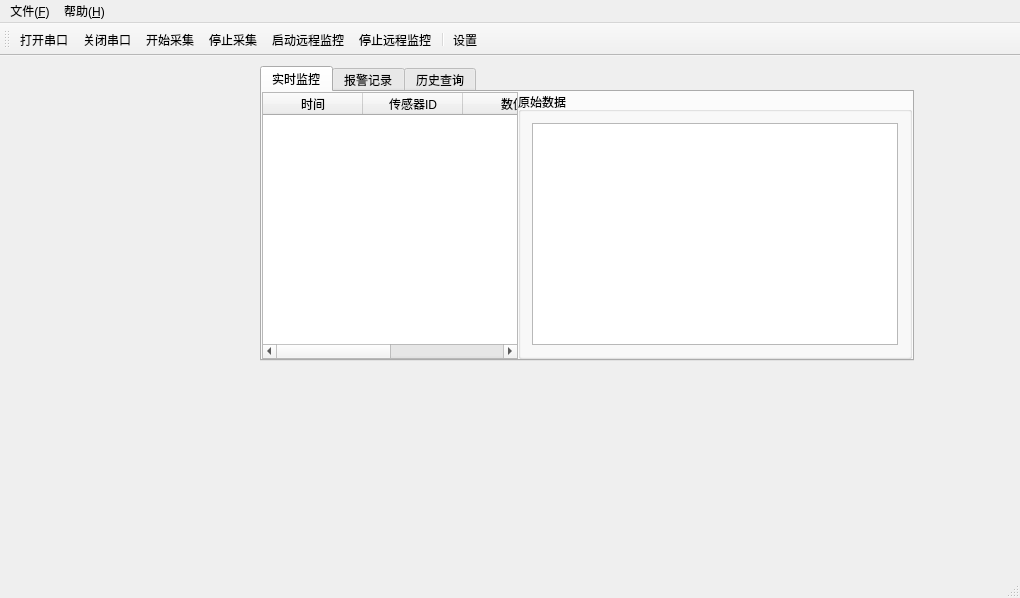
First picture: the form in IndustrialMonitor/src/ui/IndustrialMonitor.ui, repository frankjin73/IndustrialMonitor, before the edit.
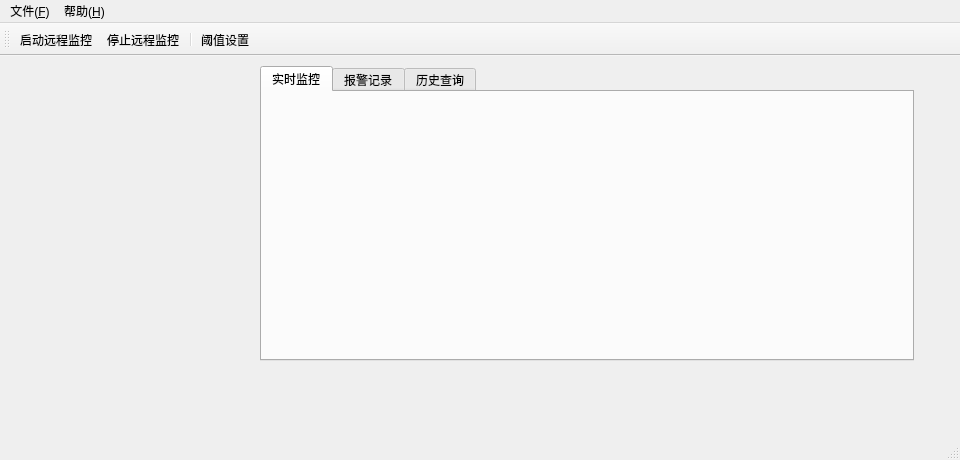
Second picture: the form after the edit. The open tabs and pages were chosen to show the change. Icons and pictures are not drawn.

```diff
--- a/IndustrialMonitor/src/ui/IndustrialMonitor.ui
+++ b/IndustrialMonitor/src/ui/IndustrialMonitor.ui
@@ -6,8 +6,8 @@
    <rect>
     <x>0</x>
     <y>0</y>
-    <width>1020</width>
-    <height>598</height>
+    <width>960</width>
+    <height>460</height>
    </rect>
   </property>
   <property name="windowTitle">
@@ -59,52 +59,6 @@
         </property>
        </widget>
       </item>
-      <item row="1" column="0">
-       <widget class="QTableWidget" name="dataTableWidget">
-        <property name="enabled">
-         <bool>true</bool>
-        </property>
-        <attribute name="horizontalHeaderStretchLastSection">
-         <bool>false</bool>
-        </attribute>
-        <column>
-         <property name="text">
-          <string>时间</string>
-         </property>
-        </column>
-        <column>
-         <property name="text">
-          <string>传感器ID</string>
-         </property>
-        </column>
-        <column>
-         <property name="text">
-          <string>数值</string>
-         </property>
-        </column>
-        <column>
-         <property name="text">
-          <string>单位</string>
-         </property>
-        </column>
-       </widget>
-      </item>
-      <item row="1" column="1">
-       <widget class="QGroupBox" name="rawDataGroupBox">
-        <property name="title">
-         <string>原始数据</string>
-        </property>
-        <layout class="QHBoxLayout" name="horizontalLayout">
-         <item>
-          <widget class="QPlainTextEdit" name="rawDataTextEdit">
-           <property name="readOnly">
-            <bool>true</bool>
-           </property>
-          </widget>
-         </item>
-        </layout>
-       </widget>
-      </item>
      </layout>
     </widget>
     <widget class="QWidget" name="alarmTab">
@@ -333,7 +287,7 @@
     <rect>
      <x>0</x>
      <y>0</y>
-     <width>1020</width>
+     <width>960</width>
      <height>20</height>
     </rect>
    </property>
@@ -359,10 +313,6 @@
    <attribute name="toolBarBreak">
     <bool>false</bool>
    </attribute>
-   <addaction name="actionOpenPort"/>
-   <addaction name="actionClosePort"/>
-   <addaction name="actionStartAcq"/>
-   <addaction name="actionStopAcq"/>
    <addaction name="actionStartTcp"/>
    <addaction name="actionStopTcp"/>
    <addaction name="separator"/>
@@ -416,7 +366,10 @@
     <iconset theme="QIcon::ThemeIcon::DocumentProperties"/>
    </property>
    <property name="text">
-    <string>设置</string>
+    <string>阈值设置</string>
+   </property>
+   <property name="toolTip">
+    <string>阈值设置</string>
    </property>
    <property name="menuRole">
     <enum>QAction::MenuRole::NoRole</enum>
```
Left out of the diff: 2 changed lines with no effect on the pictures.
